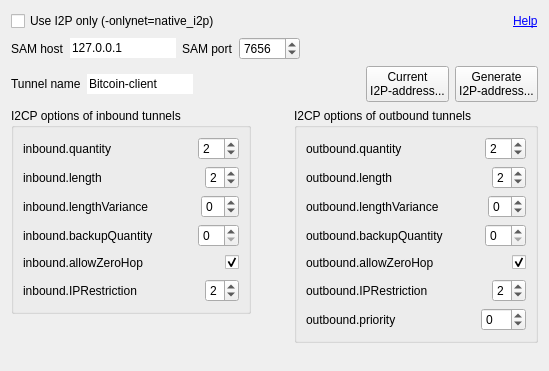
Old version of the form src/qt/forms/i2poptionswidget.ui in the repository ionomy/ion_deprecated.
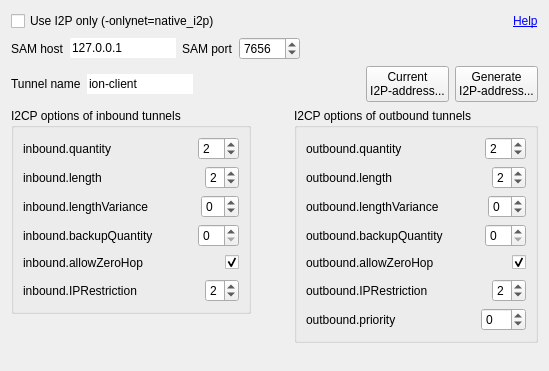
New version of the form.

Commit message: Update I2P default session name to "ion-client"

Diff of the .ui file:
```diff
--- a/src/qt/forms/i2poptionswidget.ui
+++ b/src/qt/forms/i2poptionswidget.ui
@@ -141,7 +141,7 @@
         </size>
        </property>
        <property name="text">
-        <string>Bitcoin-client</string>
+        <string>ion-client</string>
        </property>
        <property name="frame">
         <bool>false</bool>
```
The commit also changes 1 other file.
